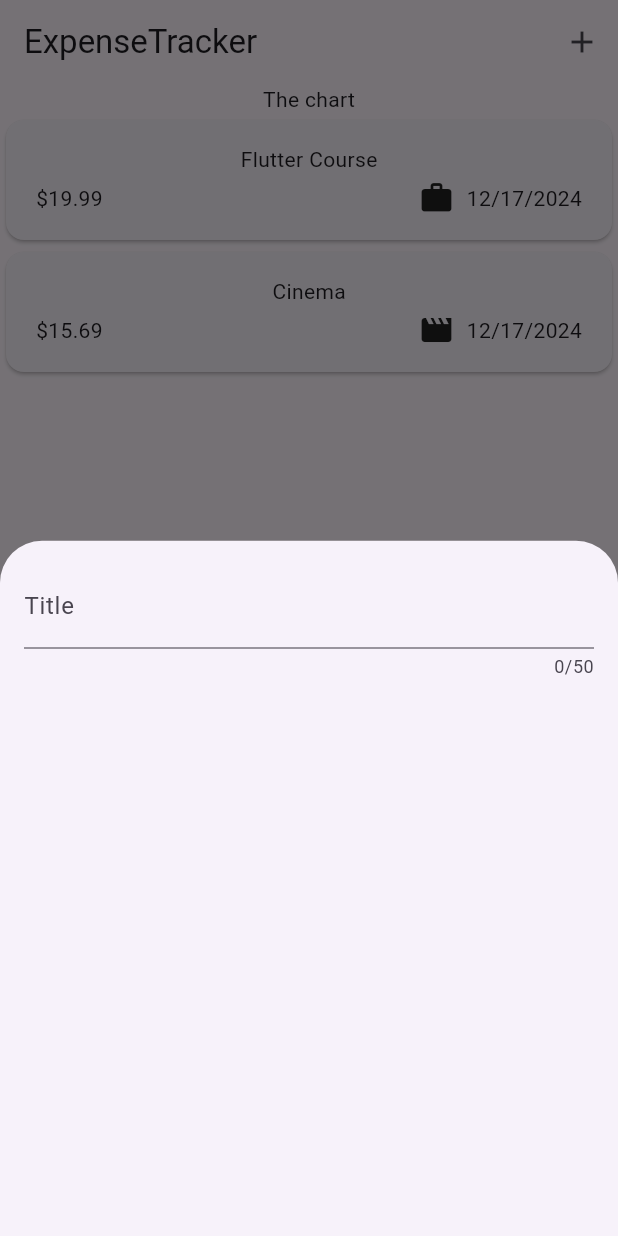
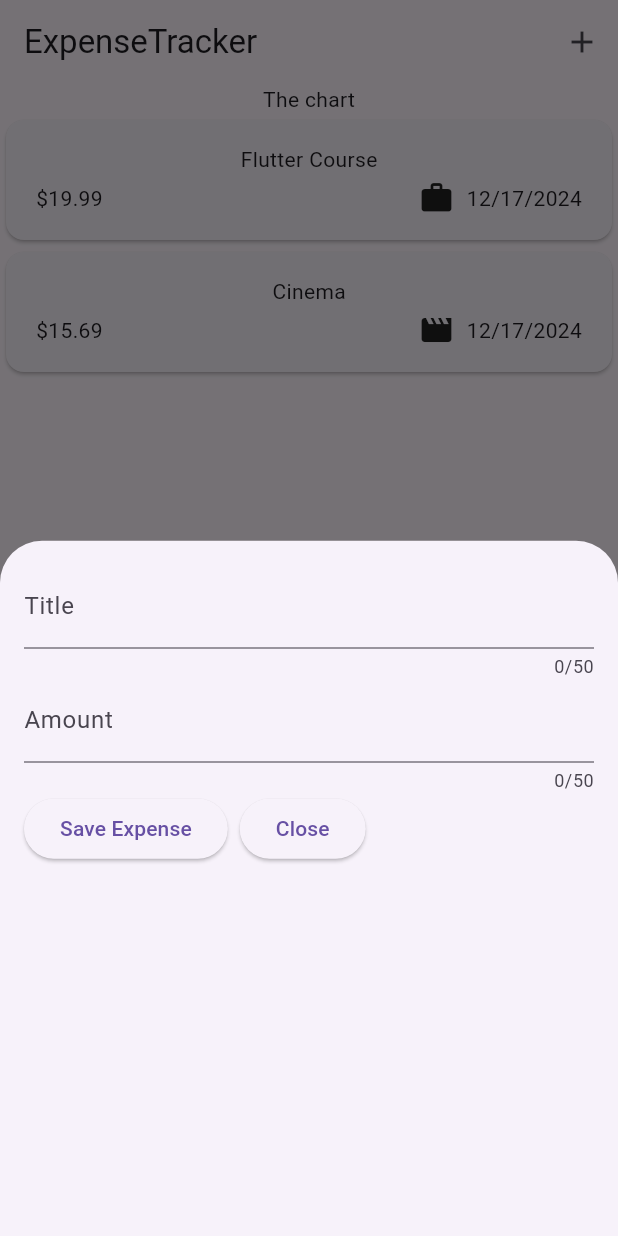
Before and after one commit to youngsuk-kim/training, a Flutter app: the screen it shows after launch, after a tap on the "add" icon, on a phone screen of 412 x 824 dp. Run offline on Flutter 3.47's test engine with Material 3 defaults, Android fonts, the phone set to English and light mode, and no system bars.

Commit message:
close modal, set amount

```diff
--- a/expenses/lib/wigets/new_expense.dart
+++ b/expenses/lib/wigets/new_expense.dart
@@ -10,6 +10,16 @@ class NewExpense extends StatefulWidget {
 }
 
 class _NewExpenseState extends State<NewExpense> {
+  final _titleController = TextEditingController();
+  final _amountController = TextEditingController();
+
+  @override
+  void dispose() {
+    _titleController.dispose();
+    _amountController.dispose();
+    super.dispose();
+  }
+
   @override
   Widget build(BuildContext context) {
     return Padding(
@@ -17,14 +27,28 @@ class _NewExpenseState extends State<NewExpense> {
       child: Column(
         children: [
           TextField(
+            controller: _titleController,
             maxLength: 50,
-            decoration: InputDecoration(
-              label: Text('Title')
-            ),
-          )
+            decoration: const InputDecoration(label: Text('Title')),
+          ),
+          TextField(
+            keyboardType: TextInputType.numberWithOptions(decimal: true,signed: false),
+            controller: _amountController,
+            maxLength: 50,
+            decoration: const InputDecoration(label: Text('Amount')),
+          ),
+          Row(
+            spacing: 8,
+            children: [
+              ElevatedButton(onPressed: () {
+                print(_titleController.text);
+                print(_amountController.text);
+              }, child: const Text('Save Expense')),
+              ElevatedButton(onPressed: () => Navigator.pop(context), child: Text('Close'))
+            ],
+          ),
         ],
       ),
     );
   }
-
 }
```
